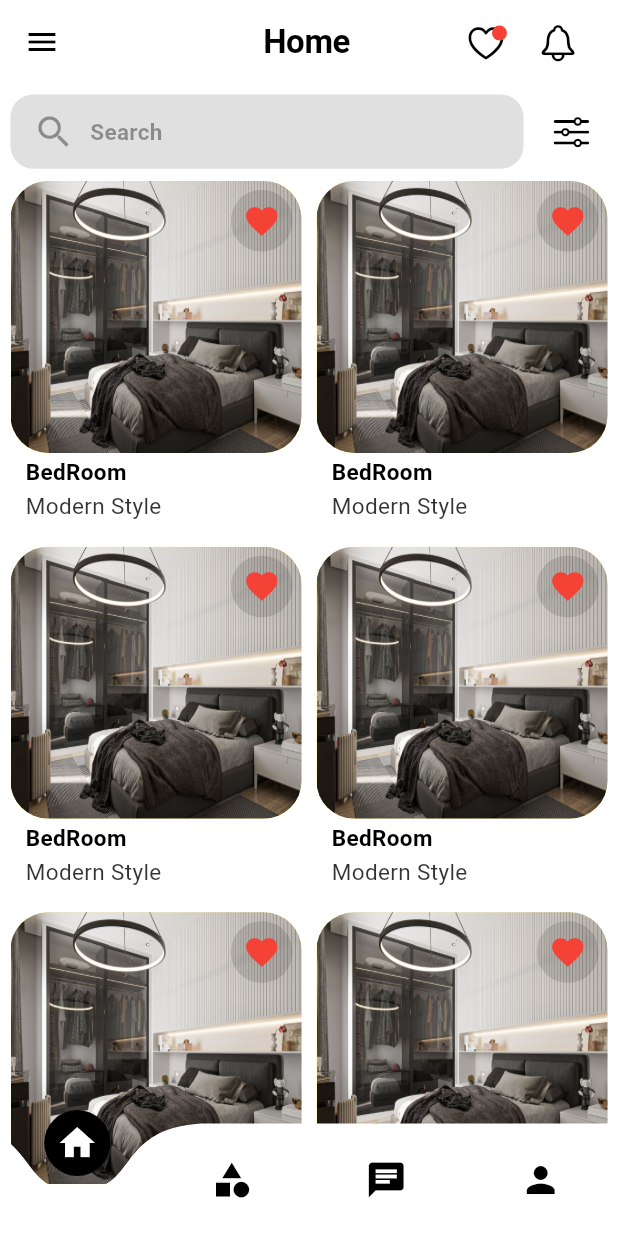
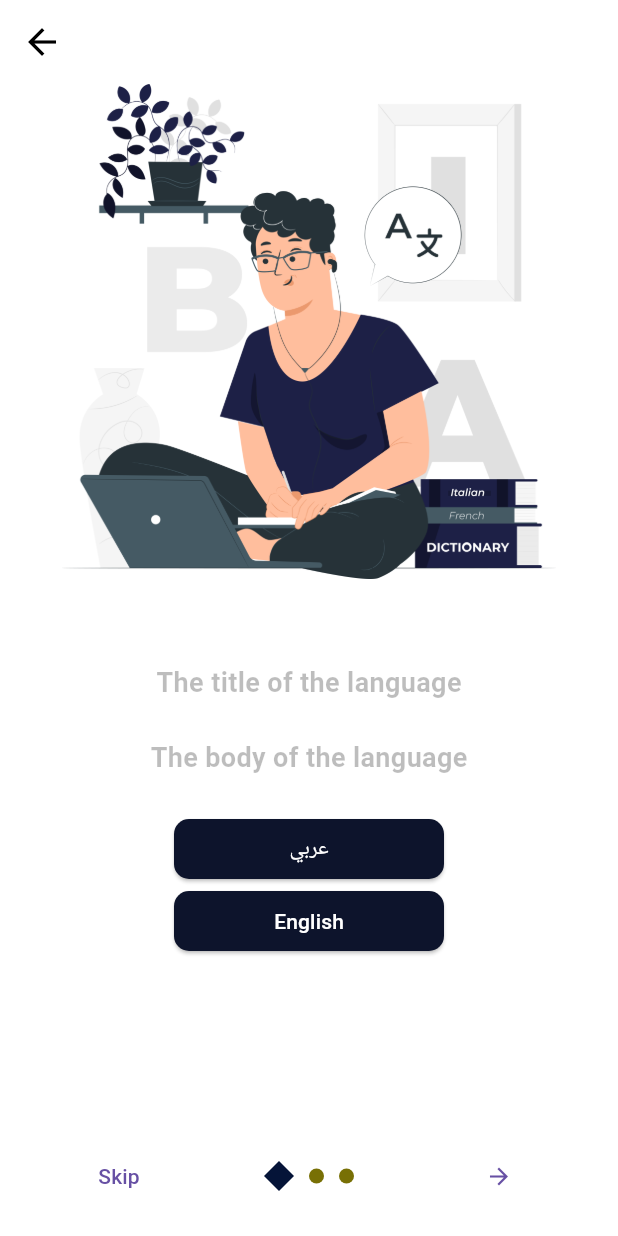
Before and after one commit to raedibrahim-2002/final_project, a Flutter app: the screen it shows after launch, on a phone screen of 412 x 824 dp. Run offline on Flutter 3.47's test engine with Material 3 defaults, Android fonts, the phone set to English and light mode, and no system bars; drawn by our look-alikes of curved_navigation_bar, introduction_screen; our stand-ins replace get.

Commit message:
onBoarding screens

```diff
--- a/lib/bottom_navigation_bar.dart
+++ b/lib/bottom_navigation_bar.dart
@@ -7,7 +7,6 @@ import 'package:flutter_final_graduation_project/features/profile/presentation/v
 
 class BottomNavigationBarHelper extends StatefulWidget {
   const BottomNavigationBarHelper({super.key});
-
   @override
   State<BottomNavigationBarHelper> createState() => _BottomNavigationBarHelperState();
 }
--- a/lib/features/categories/presentation/views/category_view.dart
+++ b/lib/features/categories/presentation/views/category_view.dart
@@ -40,7 +40,7 @@ class AppBarCategoryViewBody extends StatelessWidget {
           width: MediaQuery.of(context).size.width * .09,
         ),
         Text(
-          'category',
+          'Category',
           style: Theme.of(context).textTheme.displayLarge,
         ),
         Spacer(),
--- a/lib/features/home/presentation/views/home_view.dart
+++ b/lib/features/home/presentation/views/home_view.dart
@@ -72,7 +72,9 @@ class _HomeViewState extends State<HomeView> {
                   shrinkWrap: true,
                   gridDelegate: SliverGridDelegateWithFixedCrossAxisCount(
                     crossAxisCount: 2,
-                    childAspectRatio: (MediaQuery.of(context).size.width - 15 - 15) / (2 * 240),
+                    childAspectRatio:
+                        (MediaQuery.of(context).size.width - 15 - 15) /
+                            (2 * 230),
                     // mainAxisSpacing: 2,
                     crossAxisSpacing: 10,
                   ),
@@ -96,6 +98,7 @@ class _HomeViewState extends State<HomeView> {
     );
   }
 }
+
 class AppBarBody extends StatelessWidget {
   const AppBarBody({
     super.key,
--- /dev/null
+++ b/lib/features/onboardings/presentation/onboarding1/views/onboarding_view.dart
@@ -0,0 +1,229 @@
+import 'package:flutter/cupertino.dart';
+import 'package:flutter/material.dart';
+import 'package:flutter_final_graduation_project/bottom_navigation_bar.dart';
+import 'package:flutter_final_graduation_project/features/home/presentation/views/home_view.dart';
+import 'package:introduction_screen/introduction_screen.dart';
+
+class OnBoardingView1 extends StatefulWidget {
+  OnBoardingView1({super.key});
+
+  @override
+  State<OnBoardingView1> createState() => _OnBoardingView1State();
+}
+
+class _OnBoardingView1State extends State<OnBoardingView1> {
+  void initState() {
+    super.initState();
+    //   checkFirstSeen();
+  }
+// علشان تظهر اول مره فقط
+  // checkFirstSeen() async {
+  //   SharedPreferences prefs = await SharedPreferences.getInstance();
+  //   bool _seen = (prefs.getBool('seenOnBoarding') ?? false);
+
+  //   if (!_seen) {
+  //     await prefs.setBool('seenOnBoarding', true);
+  //   } else {
+  //     Navigator.of(context).pushReplacement(
+  //       MaterialPageRoute(builder: (context) => HomeView()),
+  //     );
+  //   }
+  // }
+
+  List<PageViewModel> pages = [
+    PageViewModel(
+      titleWidget: Text('The title of the language'),
+      bodyWidget: Text('The body of the language'),
+      footer: Column(
+        mainAxisAlignment: MainAxisAlignment.center,
+        children: [
+          Padding(
+            padding: const EdgeInsets.symmetric(horizontal: 100),
+            child: ElevatedButton(
+              onPressed: () {},
+              style: ElevatedButton.styleFrom(
+                shape: RoundedRectangleBorder(
+                    borderRadius: BorderRadius.circular(10)),
+                minimumSize: const Size(double.infinity, 40),
+                backgroundColor: const Color(0xff0D142C),
+              ),
+              child: const Text(
+                style: TextStyle(color: Colors.white),
+                'عربي',
+              ),
+            ),
+          ),
+          Padding(
+            padding: const EdgeInsets.symmetric(horizontal: 100),
+            child: ElevatedButton(
+              onPressed: () {},
+              style: ElevatedButton.styleFrom(
+                shape: RoundedRectangleBorder(
+                    borderRadius: BorderRadius.circular(10)),
+                minimumSize: const Size(double.infinity, 40),
+                backgroundColor: const Color(0xff0D142C),
+              ),
+              child: const Text(
+                style: TextStyle(color: Colors.white),
+                'English',
+              ),
+            ),
+          ),
+        ],
+      ),
+      image: Image.asset(
+        'assets/images/pana.png',
+        fit: BoxFit.contain,
+      ),
+      decoration: PageDecoration(
+        titleTextStyle: TextStyle(
+          fontSize: 25,
+          fontWeight: FontWeight.bold,
+        ),
+      ),
+    ),
+    PageViewModel(
+      bodyWidget: Text(
+          'Discover the world of beauty and creativity with our company’s images \nwhere wondrful ideas meet exceptional design',
+          style: TextStyle(
+              fontSize: 20,
+              fontWeight: FontWeight.normal,
+              color: Color(0xff0D142C))),
+      titleWidget: Text('Discover The World Of Beauty',
+          style: TextStyle(
+              fontSize: 20,
+              fontWeight: FontWeight.bold,
+              color: Color(0xff0D142C))),
+      image: Container(
+        child: Image.asset(
+          'assets/images/pana2.png',
+        ),
+      ),
+      decoration: PageDecoration(
+        titleTextStyle: TextStyle(
+          fontSize: 25,
+          fontWeight: FontWeight.bold,
+        ),
+      ),
+    ),
+    PageViewModel(
+      titleWidget: Text(
+        'Direct communication with\n             the company',
+        style: TextStyle(
+            fontSize: 25,
+            fontWeight: FontWeight.bold,
+            color: Color(0xff0D142C)),
+      ),
+      bodyWidget: const Text(
+        'Direct communication with \nthe company through a chat ',
+        style: TextStyle(fontSize: 20, fontWeight: FontWeight.normal),
+      ),
+      footer: Column(
+        mainAxisAlignment: MainAxisAlignment.center,
+        children: [
+          Padding(
+            padding: const EdgeInsets.only(top: 30.0),
+            child: Container(
+              color: Colors.white,
+              child: Column(
+                mainAxisAlignment: MainAxisAlignment.center,
+                children: [
+                  Padding(
+                    padding: const EdgeInsets.symmetric(horizontal: 20),
+                    child: ElevatedButton(
+                      onPressed: () {},
+                      style: ElevatedButton.styleFrom(
+                        shape: RoundedRectangleBorder(
+                            borderRadius: BorderRadius.circular(10)),
+                        minimumSize: const Size(double.infinity, 40),
+                        backgroundColor: const Color(0xff0D142C),
+                      ),
+                      child: const Text(
+                        style: TextStyle(color: Colors.white),
+                        'Sign Up',
+                      ),
+                    ),
+                  ),
+                ],
+              ),
+            ),
+          ),
+          Padding(
+            padding: const EdgeInsets.only(top: 30.0),
+            child: Container(
+              color: Colors.white,
+              child: Column(
+                mainAxisAlignment: MainAxisAlignment.center,
+                children: [
+                  Padding(
+                    padding: const EdgeInsets.symmetric(horizontal: 20),
+                    child: ElevatedButton(
+                      onPressed: () {},
+                      style: ElevatedButton.styleFrom(
+                        shape: RoundedRectangleBorder(
+                            borderRadius: BorderRadius.circular(10)),
+                        minimumSize: const Size(double.infinity, 40),
+                        backgroundColor: const Color(0xff0D142C),
+                      ),
+                      child: const Text(
+                        style: TextStyle(color: Colors.white),
+                        'Continue as a guest',
+                      ),
+                    ),
+                  ),
+                ],
+              ),
+            ),
+          ),
+        ],
+      ),
+      image: Image.asset(
+        'assets/images/rafiki.png',
+        height: 400,
+        width: 400,
+      ),
+      decoration: PageDecoration(
+        titleTextStyle: TextStyle(
+          fontSize: 25,
+          fontWeight: FontWeight.bold,
+        ),
+      ),
+    ),
+  ];
+
+  @override
+  Widget build(BuildContext context) {
+    return Scaffold(
+      appBar: AppBar(
+        backgroundColor: Colors.transparent,
+      ),
+      body: IntroductionScreen(
+        globalBackgroundColor: Colors.white,
+        pages: pages,
+        dotsDecorator: DotsDecorator(
+            size: Size.square(10),
+            color: Color.fromARGB(255, 120, 112, 5),
+            activeSize: Size(20, 20),
+            activeColor: Color.fromARGB(255, 5, 20, 56),
+            spacing: EdgeInsets.symmetric(horizontal: 5),
+            activeShape: BeveledRectangleBorder(
+                borderRadius: BorderRadius.circular(25))),
+        showDoneButton: true,
+        done: Text('Done'),
+        showSkipButton: true,
+        skip: Text("Skip"),
+        showNextButton: true,
+        next: Icon(Icons.arrow_forward),
+        onDone: () => onDone(context),
+      ),
+    );
+  }
+
+  void onDone(context) {
+    Navigator.pushReplacement(context, MaterialPageRoute(
+      builder: (context) {
+        return BottomNavigationBarHelper();
+      },
+    ));
+  }
+}
--- a/lib/features/splash/presentation/view/widgets/splash_view_body.dart
+++ b/lib/features/splash/presentation/view/widgets/splash_view_body.dart
@@ -2,6 +2,7 @@ import 'package:flutter/material.dart';
 import 'package:flutter_final_graduation_project/bottom_navigation_bar.dart';
 import 'package:flutter_final_graduation_project/core/utils/assets.dart';
 import 'package:flutter_final_graduation_project/features/home/presentation/views/home_view.dart';
+import 'package:flutter_final_graduation_project/features/onboardings/presentation/onboarding1/views/onboarding_view.dart';
 import 'package:flutter_final_graduation_project/features/splash/presentation/view/widgets/sliding_text.dart';
 import 'package:get/get.dart';
 
@@ -68,7 +69,7 @@ class _SplashViewBodyState extends State<SplashViewBody>
       const Duration(seconds: 3),
       () {
         Get.to(
-          () => BottomNavigationBarHelper(),
+          () => OnBoardingView1(),
           transition: Transition.fade, // Change the transition direction
           duration: Duration(milliseconds: 1000),
         );
--- a/lib/main.dart
+++ b/lib/main.dart
@@ -1,4 +1,5 @@
 import 'package:flutter/material.dart';
+import 'package:flutter_final_graduation_project/features/onboardings/presentation/onboarding1/views/onboarding_view.dart';
 import 'package:flutter_final_graduation_project/features/splash/presentation/view/splash_view.dart';
 import 'package:get/get.dart';
 
@@ -33,7 +34,7 @@ class MyApp extends StatelessWidget {
                 fontSize: 18,
                 fontWeight: FontWeight.normal)),
       ),
-      home: SplashView(),
+      home:SplashView(),
     );
   }
 }
--- a/pubspec.yaml
+++ b/pubspec.yaml
@@ -39,6 +39,7 @@ dependencies:
   font_awesome_flutter: ^10.7.0
   animated_splash_screen: ^1.3.0
   curved_navigation_bar: ^1.0.3
+  introduction_screen: ^3.1.12
 
 dev_dependencies:
   flutter_test:
```
Also changed, not shown: lib/core/utils/list_view_design.dart (added, +35 -0 lines), lib/features/categories/presentation/views/widgets/category_view_body.dart (+17 -10 lines), lib/features/chat/presentation/views/chat_view.dart (+21 -6 lines), lib/features/chat/presentation/views/widgets/chat_view_body.dart (added, +13 -0 lines), lib/features/naveBar/presentation/view/navBar_view.dart (+20 -10 lines), lib/features/room/presentaiton/views/room_view.dart (added, +94 -0 lines), assets/images/pana2.png (renamed from assets/images/pana 2.png).
